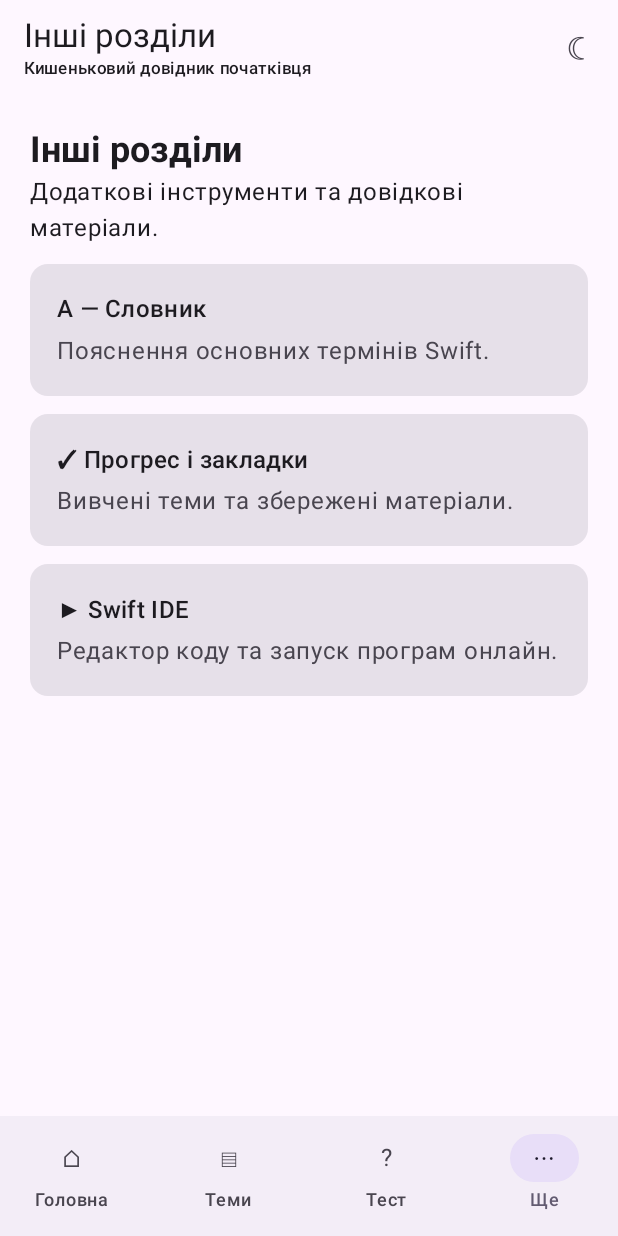
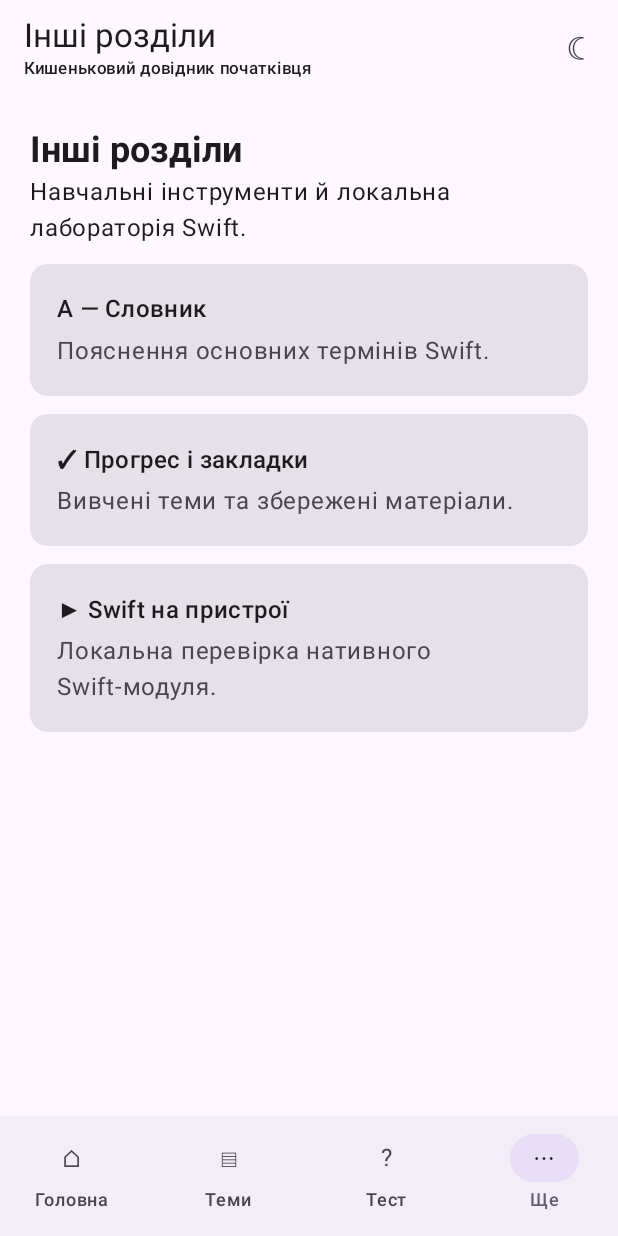
Before and after one commit to juv4uk/swift-learning, an Android app built with Jetpack Compose: the screen it shows after launch (MainActivity), item 4 of the bottom bar chosen, on a phone screen of 412 x 824 dp. Run offline under Robolectric (Android 15) with nearby library versions, the phone set to English and light mode, and no system bars.

Commit message:
ui(android): relabel playground as on-device Swift

```diff
--- a/android-handbook/app/src/main/java/ua/juv4uk/swiftpocketguide/MainActivity.kt
+++ b/android-handbook/app/src/main/java/ua/juv4uk/swiftpocketguide/MainActivity.kt
@@ -23,7 +23,7 @@ import androidx.compose.ui.unit.dp
 
 private enum class GuideTab(val title: String, val symbol: String) {
     HOME("Головна", "⌂"), TOPICS("Теми", "▤"), QUIZ("Тест", "?"), MORE("Ще", "⋯"),
-    GLOSSARY("Словник", "А"), PROGRESS("Прогрес", "✓"), PLAYGROUND("Swift IDE", "▶")
+    GLOSSARY("Словник", "А"), PROGRESS("Прогрес", "✓"), PLAYGROUND("Swift", "▶")
 }
 
 class MainActivity : ComponentActivity() {
@@ -137,7 +137,7 @@ private fun HomeScreen(
                     Spacer(Modifier.height(16.dp))
                     Button(onClick = onOpenTopics) { Text("Почати навчання") }
                     OutlinedButton(onClick = onOpenQuiz, modifier = Modifier.fillMaxWidth()) { Text("Перевірити знання →") }
-                    Button(onClick = onOpenPlayground, modifier = Modifier.fillMaxWidth()) { Text("Відкрити Swift IDE ▶") }
+                    Button(onClick = onOpenPlayground, modifier = Modifier.fillMaxWidth()) { Text("Відкрити Swift на пристрої ▶") }
                 }
             }
         }
@@ -173,7 +173,7 @@ private fun MoreScreen(onOpen: (GuideTab) -> Unit) {
     ) {
         item {
             Text("Інші розділи", style = MaterialTheme.typography.headlineSmall, fontWeight = FontWeight.Bold)
-            Text("Додаткові інструменти та довідкові матеріали.")
+            Text("Навчальні інструменти й локальна лабораторія Swift.")
         }
         item {
             Card(onClick = { onOpen(GuideTab.GLOSSARY) }, modifier = Modifier.fillMaxWidth()) {
@@ -194,8 +194,8 @@ private fun MoreScreen(onOpen: (GuideTab) -> Unit) {
         item {
             Card(onClick = { onOpen(GuideTab.PLAYGROUND) }, modifier = Modifier.fillMaxWidth()) {
                 Column(Modifier.padding(18.dp), verticalArrangement = Arrangement.spacedBy(4.dp)) {
-                    Text("▶ Swift IDE", style = MaterialTheme.typography.titleMedium, fontWeight = FontWeight.SemiBold)
-                    Text("Редактор коду та запуск програм онлайн.", color = MaterialTheme.colorScheme.onSurfaceVariant)
+                    Text("▶ Swift на пристрої", style = MaterialTheme.typography.titleMedium, fontWeight = FontWeight.SemiBold)
+                    Text("Локальна перевірка нативного Swift-модуля.", color = MaterialTheme.colorScheme.onSurfaceVariant)
                 }
             }
         }
```
